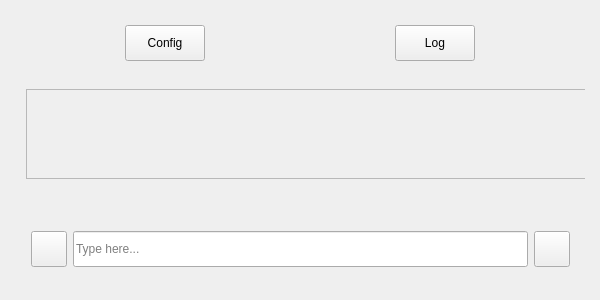
First picture: the form in src/gui/windows/mainWindow.ui, repository iamshrisawant/sortedpc, before the edit.
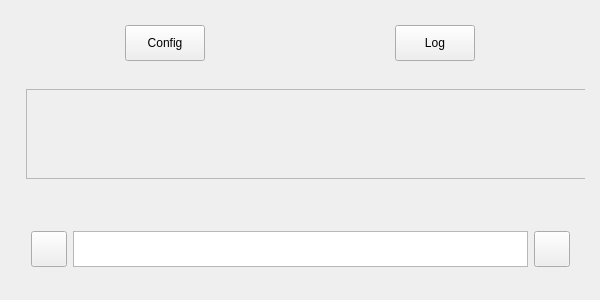
Second picture: the form after the edit. Icons and pictures are not drawn.

```diff
--- a/src/gui/windows/mainWindow.ui
+++ b/src/gui/windows/mainWindow.ui
@@ -263,9 +263,9 @@
            </widget>
           </item>
           <item>
-           <widget class="QLineEdit" name="leMessage">
+           <widget class="QTextEdit" name="leMessage">
             <property name="sizePolicy">
-             <sizepolicy hsizetype="Preferred" vsizetype="Fixed">
+             <sizepolicy hsizetype="Preferred" vsizetype="Ignored">
               <horstretch>0</horstretch>
               <verstretch>0</verstretch>
              </sizepolicy>
@@ -276,18 +276,6 @@
               <height>30</height>
              </size>
             </property>
-            <property name="maximumSize">
-             <size>
-              <width>16777215</width>
-              <height>60</height>
-             </size>
-            </property>
-            <property name="toolTip">
-             <string/>
-            </property>
-            <property name="placeholderText">
-             <string>Type here...</string>
-            </property>
            </widget>
           </item>
           <item>
```
